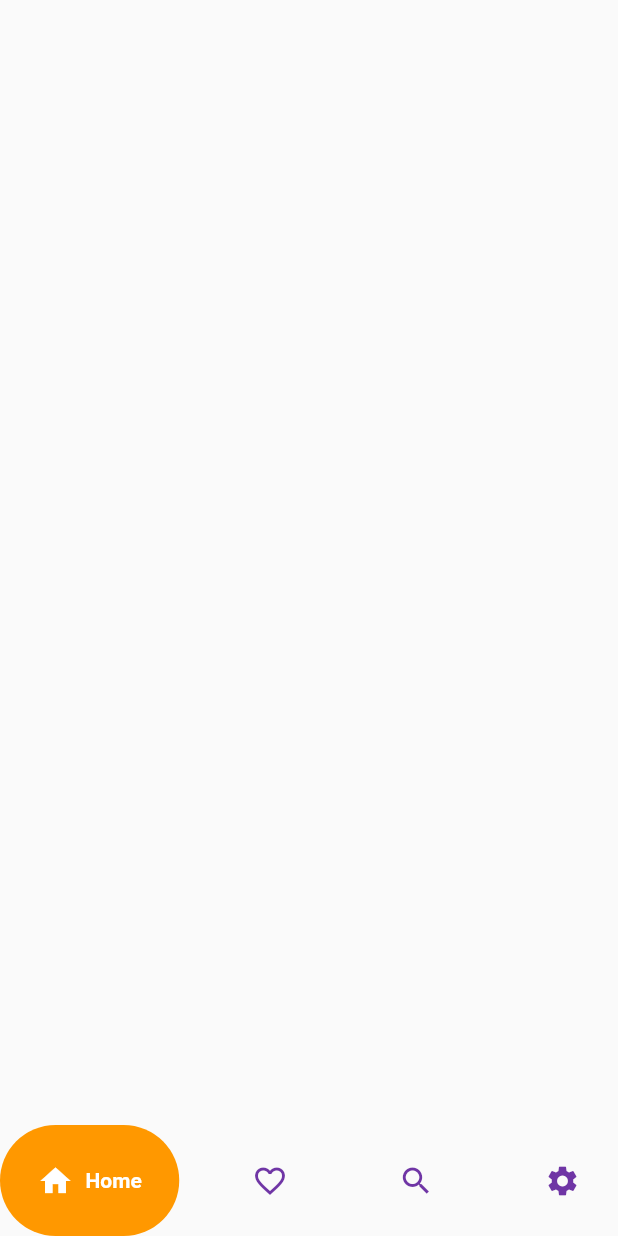
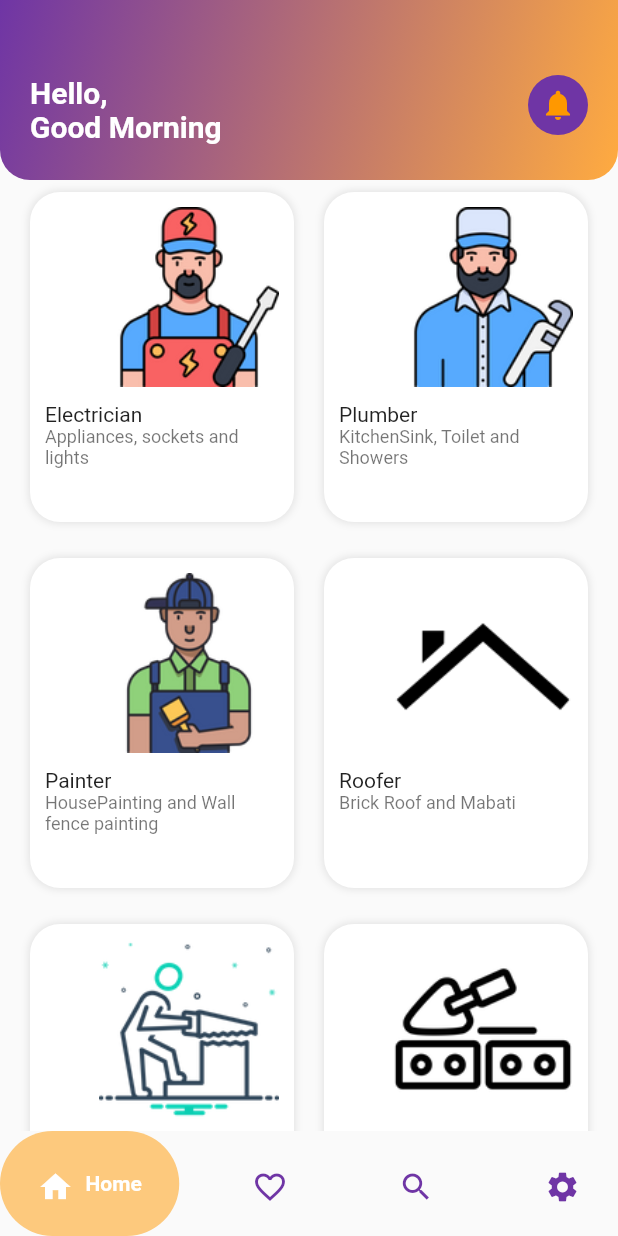
Before and after one commit to SammyThige/RepairPal, a Flutter app: the screen it shows after launch, after a tap on "LOGIN", on a phone screen of 412 x 824 dp. Run offline on Flutter 3.47's test engine with Material 2 defaults, Android fonts, the phone set to English and light mode, and no system bars; drawn by our look-alikes of google_nav_bar; our stand-ins replace flutter_svg, google_fonts.

Commit message:
Homepage UI done

```diff
--- /dev/null
+++ b/repair_pal/lib/HomePage/components/appbar.dart
@@ -0,0 +1,128 @@
+import 'package:flutter/material.dart';
+import 'package:repair_pal/HomePage/components/circlebutton.dart';
+import 'package:repair_pal/constants.dart';
+
+class AppToolBar extends StatelessWidget implements PreferredSizeWidget {
+  const AppToolBar({super.key});
+
+  @override
+  Widget build(BuildContext context) {
+    return Container(
+      padding: const EdgeInsets.only(top: 50, left: 20, right: 20),
+      decoration: const BoxDecoration(
+        borderRadius: BorderRadius.only(
+            bottomLeft: Radius.circular(20), bottomRight: Radius.circular(20)),
+        gradient: LinearGradient(
+            colors: [kPrimaryColor, Colors.orangeAccent],
+            begin: Alignment.topLeft,
+            end: Alignment.bottomRight),
+      ),
+      child: Column(
+        children: [
+          Row(
+            mainAxisAlignment: MainAxisAlignment.spaceBetween,
+            crossAxisAlignment: CrossAxisAlignment.start,
+            children: [
+              const Text(
+                "Hello,\nGood Morning",
+                style: TextStyle(
+                    fontSize: 20,
+                    color: Colors.white,
+                    fontWeight: FontWeight.bold),
+              ),
+              CircleButton(
+                icon: Icons.notifications,
+                onPressed: () {},
+              )
+            ],
+          )
+        ],
+      ),
+    );
+  }
+
+  @override
+  Size get preferredSize => const Size.fromHeight(120);
+}
+
+class Body extends StatelessWidget {
+  const Body({Key? key}) : super(key: key);
+
+  @override
+  Widget build(BuildContext context) {
+    return SingleChildScrollView(
+      child: Column(
+        children: [
+          GridView.builder(
+            shrinkWrap: true,
+            padding: const EdgeInsets.symmetric(
+              horizontal: 20,
+              vertical: 8,
+            ),
+            gridDelegate: const SliverGridDelegateWithFixedCrossAxisCount(
+              crossAxisCount: 2,
+              childAspectRatio: 0.8,
+              crossAxisSpacing: 20,
+              mainAxisSpacing: 24,
+            ),
+            itemBuilder: (context, index) {
+              return CategoryCard(
+                category: categoryList[index],
+              );
+            },
+            itemCount: categoryList.length,
+          ),
+        ],
+      ),
+    );
+  }
+}
+
+class CategoryCard extends StatelessWidget {
+  final Category category;
+  const CategoryCard({
+    Key? key,
+    required this.category,
+  }) : super(key: key);
+
+  @override
+  Widget build(BuildContext context) {
+    return GestureDetector(
+      onTap: () {},
+      child: Container(
+        padding: const EdgeInsets.all(10),
+        decoration: BoxDecoration(
+          color: Colors.white,
+          borderRadius: BorderRadius.circular(20),
+          boxShadow: [
+            BoxShadow(
+              color: Colors.black.withOpacity(.1),
+              blurRadius: 4.0,
+              spreadRadius: .05,
+            ), //BoxShadow
+          ],
+        ),
+        child: Column(
+          crossAxisAlignment: CrossAxisAlignment.start,
+          children: [
+            Align(
+              alignment: Alignment.topRight,
+              child: Image.asset(
+                category.thumbnail,
+                height: kCategoryImageSize,
+              ),
+            ),
+            const SizedBox(
+              height: 10,
+            ),
+            Text(category.name),
+            Text(
+              category.description,
+              style: Theme.of(context).textTheme.bodySmall,
+            ),
+          ],
+        ),
+      ),
+    );
+  }
+}
--- a/repair_pal/lib/HomePage/components/bottomnav.dart
+++ b/repair_pal/lib/HomePage/components/bottomnav.dart
@@ -22,7 +22,8 @@ class BottomNavBar extends StatelessWidget {
         activeColor: Colors.white,
         curve: Curves.easeOutExpo,
         duration: Duration(milliseconds: 200),
-        tabBackgroundColor: Colors.orange,
+        //tabBackgroundGradient: ,
+        tabBackgroundColor: Colors.orange.withOpacity(0.5),
         gap: 8,
         onTabChange: (index) {
           print(index);
--- /dev/null
+++ b/repair_pal/lib/HomePage/components/circlebutton.dart
@@ -0,0 +1,21 @@
+import 'package:flutter/material.dart';
+import 'package:repair_pal/constants.dart';
+
+class CircleButton extends StatelessWidget {
+  final IconData icon;
+  final VoidCallback onPressed;
+  const CircleButton({super.key, required this.icon, required this.onPressed});
+
+  @override
+  Widget build(BuildContext context) {
+    return Container(
+      height: 40,
+      width: 40,
+      decoration: const BoxDecoration(
+        shape: BoxShape.circle,
+        color: kPrimaryColor,
+      ),
+      child: Icon(icon, color: Colors.orange),
+    );
+  }
+}
--- a/repair_pal/lib/HomePage/homepage.dart
+++ b/repair_pal/lib/HomePage/homepage.dart
@@ -1,4 +1,5 @@
 import 'package:flutter/material.dart';
+import 'package:repair_pal/HomePage/components/appbar.dart';
 import 'package:repair_pal/HomePage/components/bottomnav.dart';
 
 class HomePage extends StatefulWidget {
@@ -12,7 +13,9 @@ class _HomePageState extends State<HomePage> {
   @override
   Widget build(BuildContext context) {
     return Scaffold(
-      bottomNavigationBar: BottomNavBar(),
+      appBar: AppToolBar(),
+      body: Body(),
+      bottomNavigationBar: SizedBox(height: 70, child: BottomNavBar()),
     );
   }
 }
--- a/repair_pal/lib/Login/components/roundedbutton.dart
+++ b/repair_pal/lib/Login/components/roundedbutton.dart
@@ -14,25 +14,26 @@ class RoundedButton extends StatelessWidget {
   Widget build(BuildContext context) {
     Size size = MediaQuery.of(context).size;
     return GestureDetector(
+      onTap: press,
       child: Container(
-        margin: EdgeInsets.symmetric(vertical: 10),
-        padding: EdgeInsets.symmetric(horizontal: 20, vertical: 5),
+        margin: const EdgeInsets.symmetric(vertical: 10),
+        padding: const EdgeInsets.symmetric(horizontal: 20, vertical: 5),
         width: size.width * 0.8,
         height: 50,
         decoration: BoxDecoration(
             borderRadius: BorderRadius.circular(30),
-            gradient: LinearGradient(colors: [
-              Color.fromRGBO(143, 148, 251, 1),
-              Color.fromRGBO(143, 148, 251, 6)
+            gradient: const LinearGradient(colors: [
+              Color.fromRGBO(111, 31, 148, 1),
+              Color.fromRGBO(218, 144, 33, 0.98)
             ])),
         child: Center(
           child: Text(
             text,
-            style: TextStyle(color: Colors.white, fontWeight: FontWeight.bold),
+            style: const TextStyle(
+                color: Colors.white, fontWeight: FontWeight.bold),
           ),
         ),
       ),
-      onTap: press,
       /*  Navigator.push(
                     context,
                     MaterialPageRoute(
--- a/repair_pal/lib/constants.dart
+++ b/repair_pal/lib/constants.dart
@@ -2,3 +2,40 @@ import 'package:flutter/material.dart';
 
 const kPrimaryColor = Color(0xFF6F35A5);
 const kPrimaryLightColor = Color(0xFFF1E6FF);
+const kCategoryImageSize = 120.0;
+
+class Category {
+  String thumbnail;
+  String name;
+  String description;
+
+  Category(
+      {required this.thumbnail, required this.name, required this.description});
+}
+
+List<Category> categoryList = [
+  Category(
+      thumbnail: 'assets/electrician.png',
+      name: 'Electrician',
+      description: 'Appliances, sockets and lights'),
+  Category(
+      thumbnail: 'assets/plumber.png',
+      name: 'Plumber',
+      description: 'KitchenSink, Toilet and Showers'),
+  Category(
+      thumbnail: 'assets/painter.png',
+      name: 'Painter',
+      description: 'HousePainting and Wall fence painting'),
+  Category(
+      thumbnail: 'assets/roofing.png',
+      name: 'Roofer',
+      description: 'Brick Roof and Mabati'),
+  Category(
+      thumbnail: 'assets/carpentry.png',
+      name: 'Capenty',
+      description: 'Door Locks and Furniture'),
+  Category(
+      thumbnail: 'assets/bricklaying.png',
+      name: 'Mason',
+      description: 'Structural repair'),
+];
```
Also changed, not shown: repair_pal/assets/bricklaying.png (added), repair_pal/assets/carpentry-work.png (added), repair_pal/assets/carpentry.png (added), repair_pal/assets/electrical-toolkit.svg (deleted), repair_pal/assets/electrician.png (added), repair_pal/assets/icons/electrician.svg (renamed from repair_pal/assets/electrician.svg), repair_pal/assets/meter-reader.svg (deleted), repair_pal/assets/painter.png (added), repair_pal/assets/plug.png (added), repair_pal/assets/plumber.png (added), repair_pal/assets/roofing.png (added).
